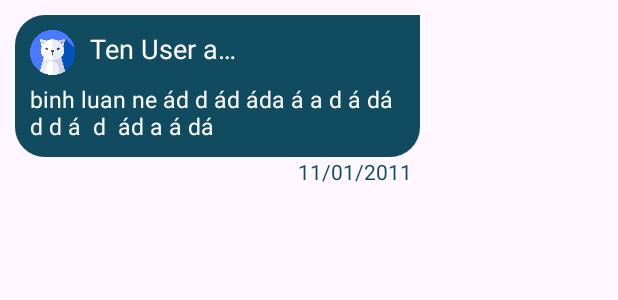
After one commit to HyHy1506/TheGioiTruyen, an Android app: the layout comment_self_layout.xml on its own in the app's theme, with its tools: preview values and no code run, on a phone screen of 412 x 824 dp. The commit adds this screen. Shown: the top 300 px of the screen. Run offline under Robolectric (Android 15) with nearby library versions, the phone set to English and light mode, and no system bars.

Commit message:
add comment layout

```diff
--- /dev/null
+++ b/app/src/main/res/drawable/icon_back_light.xml
@@ -0,0 +1,5 @@
+<vector xmlns:android="http://schemas.android.com/apk/res/android" android:height="24dp" android:tint="#F3E9D2" android:viewportHeight="24" android:viewportWidth="24" android:width="24dp">
+
+    <path android:fillColor="@android:color/white" android:pathData="M17.77,3.77l-1.77,-1.77l-10,10l10,10l1.77,-1.77l-8.23,-8.23z"/>
+
+</vector>
--- /dev/null
+++ b/app/src/main/res/drawable/shape_comment_self.xml
@@ -0,0 +1,9 @@
+<?xml version="1.0" encoding="utf-8"?>
+<shape xmlns:android="http://schemas.android.com/apk/res/android">
+    <solid android:color="@color/green3"/>
+    <corners android:topRightRadius="0dp"
+        android:bottomLeftRadius="20dp"
+        android:bottomRightRadius="20dp"
+        android:topLeftRadius="20dp"
+        />
+</shape>
--- /dev/null
+++ b/app/src/main/res/drawable/shape_rectangle_curved.xml
@@ -0,0 +1,6 @@
+<?xml version="1.0" encoding="utf-8"?>
+<shape xmlns:android="http://schemas.android.com/apk/res/android"
+    android:shape="rectangle"
+    >
+    <corners android:radius="20dp"/>
+</shape>
--- /dev/null
+++ b/app/src/main/res/layout/comment_self_layout.xml
@@ -0,0 +1,58 @@
+<?xml version="1.0" encoding="utf-8"?>
+<LinearLayout xmlns:android="http://schemas.android.com/apk/res/android"
+    android:layout_width="wrap_content"
+    android:layout_height="wrap_content"
+    android:orientation="vertical"
+    android:layout_margin="10dp"
+    android:backgroundTint="@android:color/transparent"
+    >
+    <LinearLayout
+        android:layout_width="wrap_content"
+        android:layout_height="wrap_content"
+        android:orientation="vertical"
+        android:background="@drawable/shape_comment_self"
+        android:padding="10dp"
+        >
+        <FrameLayout
+            android:layout_width="match_parent"
+            android:layout_height="wrap_content"
+            android:layout_marginBottom="5dp"
+            >
+            <TextView
+                android:layout_marginStart="40dp"
+                android:textSize="18sp"
+                android:layout_width="100dp"
+                android:layout_height="wrap_content"
+                android:text="Ten User as as a sd asd"
+                android:textColor="@color/white"
+                android:maxLines="1"
+                android:ellipsize="end"
+                />
+            <ImageView
+
+                android:layout_width="30dp"
+                android:layout_height="30dp"
+                android:src="@drawable/cat"
+                android:layout_gravity="left"
+                />
+        </FrameLayout>
+        <TextView
+            android:layout_width="wrap_content"
+            android:layout_height="wrap_content"
+            android:maxWidth="250dp"
+            android:minWidth="140dp"
+            android:text="binh luan ne ád d ád áda á a d á dá d d á  d  ád a á dá"
+            android:textColor="@color/white"
+            android:textSize="15sp"
+            />
+    </LinearLayout>
+    <TextView
+        android:layout_marginStart="5dp"
+        android:layout_width="wrap_content"
+        android:layout_height="wrap_content"
+        android:text="11/01/2011"
+        android:textColor="@color/green3"
+        android:layout_gravity="right"
+        android:layout_marginEnd="5dp"
+        />
+</LinearLayout>
--- a/app/src/main/res/values/duc_color.xml
+++ b/app/src/main/res/values/duc_color.xml
@@ -9,5 +9,6 @@
 
     <color name="duc_red">#FF4141</color>
     <color name="duc_yellow">#FFE500</color>
+    <color name="duc_opacity20">#27000000</color>
 
 </resources>
--- a/app/src/main/res/values/duc_string.xml
+++ b/app/src/main/res/values/duc_string.xml
@@ -15,5 +15,6 @@
     <string name="buttonReadFromChapter1StoryOverview">Đọc từ chương 1</string>
     <string name="previousChapter">Chương trước</string>
     <string name="nextChapter">Chương sau</string>
+    <string name="comment">Bình luận</string>
 
 </resources>
```
Also changed, not shown: app/src/main/res/drawable/shape_comment_opposite.xml (added, +8 -0 lines), app/src/main/res/layout/activity_chapter.xml (+74 -3 lines), app/src/main/res/layout/comment_opposite_layout.xml (added, +57 -0 lines), app/src/main/res/drawable/icon_send_light.png (added).
